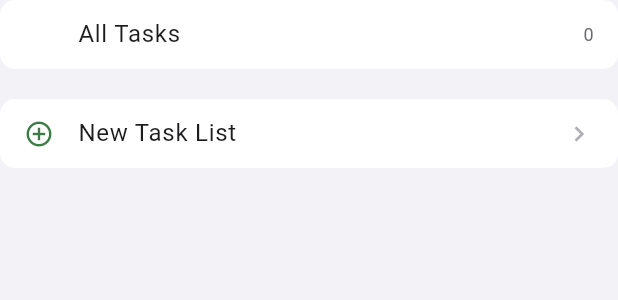
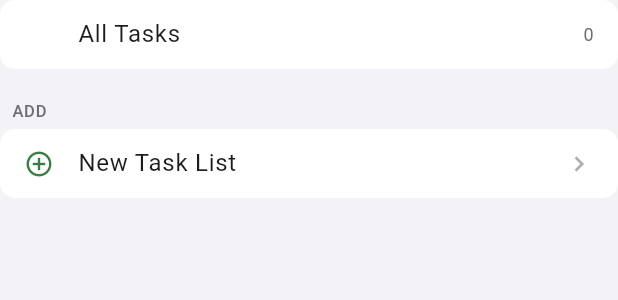
Before and after one commit to CaleeAdmin/CaleeMobile, a Flutter app: the _TaskListChooser widget shown alone on an empty page, opened directly with empty values, on a phone screen of 412 x 824 dp. Shown: the top 300 px of the screen. Run offline on Flutter 3.47's test engine with Material 3 defaults, Android fonts, the phone set to English and light mode, and no system bars; our stand-ins replace flutter_secure_storage; accounts and stored records are empty; network calls fail.

Commit message:
Make chooser section labels consistent across Calendar, Tasks, and Chores
- _TaskListChooser: add "Add" section title above "New Task List" row
- _AssigneeFilterChooser: rename section title "Setup" → "Add"
- _AssigneeFilterChooser: rename "Add Chore List" → "New Chore List" to match "New Calendar" / "New Task List"

https://claude.ai/code/session_01DvTVvueswBC65dgGofptiP

```diff
--- a/lib/features/chores/chores_page.dart
+++ b/lib/features/chores/chores_page.dart
@@ -1283,7 +1283,7 @@ class _AssigneeFilterChooser extends StatelessWidget {
         ),
         const SizedBox(height: CaleeSpacing.md),
         CaleeSection(
-          title: 'Setup',
+          title: 'Add',
           children: [
             CaleeListRow(
               title: 'Add Person',
@@ -1295,7 +1295,7 @@ class _AssigneeFilterChooser extends StatelessWidget {
               onTap: onAddPerson,
             ),
             CaleeListRow(
-              title: 'Add Chore List',
+              title: 'New Chore List',
               leading: const Icon(
                 Icons.playlist_add_outlined,
                 color: CaleeColors.primary,
--- a/lib/features/tasks/tasks_page.dart
+++ b/lib/features/tasks/tasks_page.dart
@@ -1053,6 +1053,7 @@ class _TaskListChooser extends StatelessWidget {
         ),
         const SizedBox(height: CaleeSpacing.sectionSpacing),
         CaleeSection(
+          title: 'Add',
           children: [
             CaleeListRow(
               title: 'New Task List',
```
